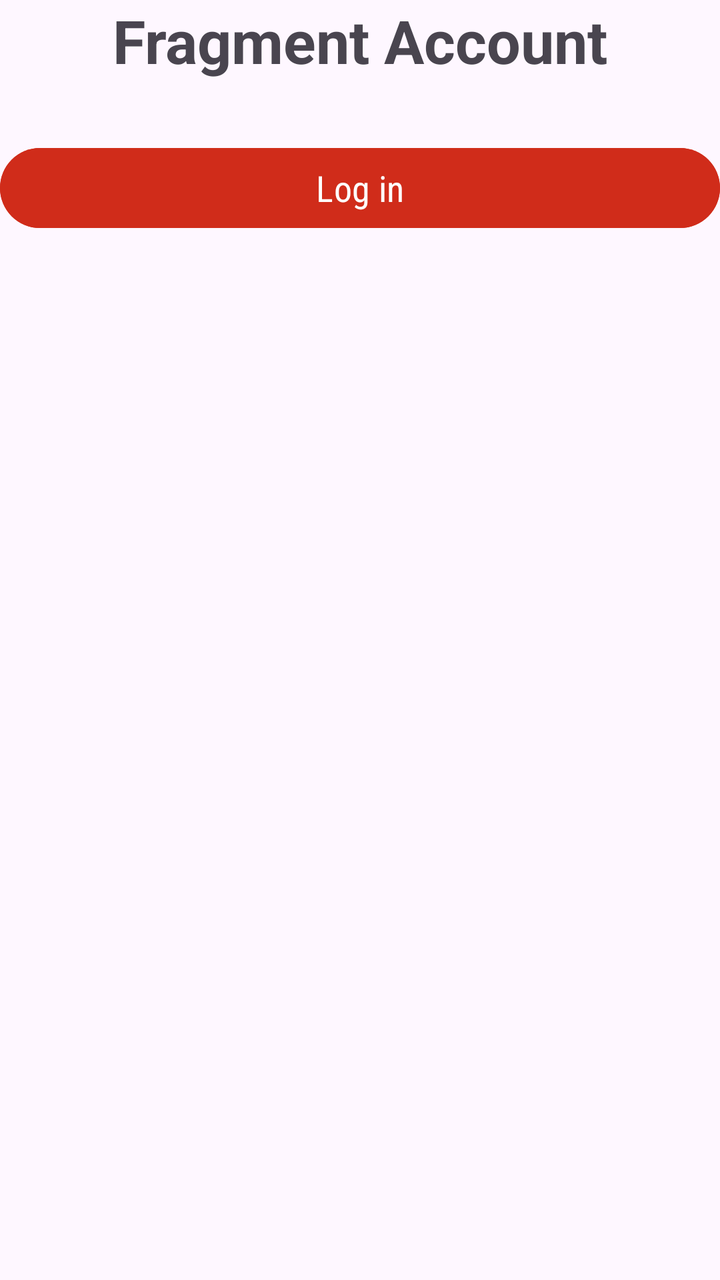
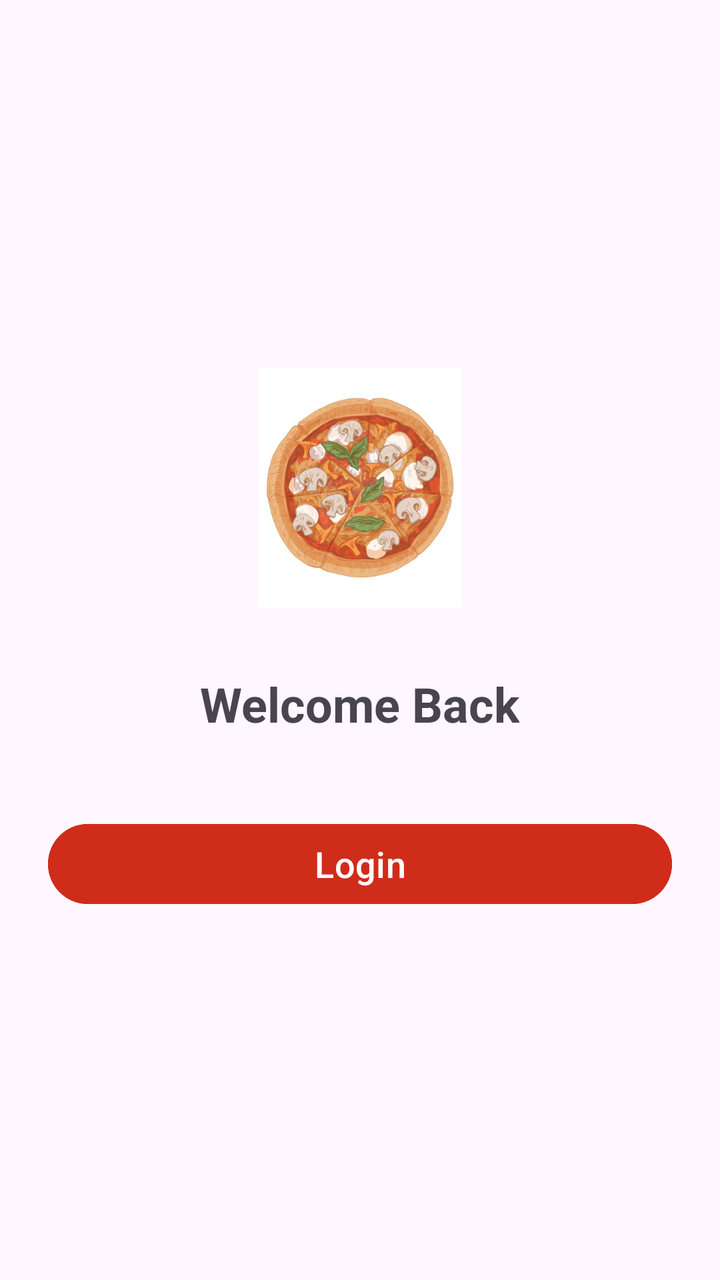

Two renders of the same Android screen: before a commit and after it. Below are the layout's source before the change and the commit's diff.
<!-- AndroidManifest.xml: application theme Theme.PizzaApp3373 -->
<!-- res/layout/fragment_account.xml -->
<?xml version="1.0" encoding="utf-8"?>
<FrameLayout xmlns:android="http://schemas.android.com/apk/res/android"
    xmlns:tools="http://schemas.android.com/tools"
    android:layout_width="match_parent"
    android:layout_height="match_parent"
    tools:context=".AccountActivity">

    

    <TextView
        android:layout_width="match_parent"
        android:layout_height="match_parent"
        android:text="Fragment Account"
        android:textSize="30dp"
        android:textStyle="bold"
        android:textAlignment="center"/>

    <Button
        android:id="@+id/buttonSave"
        android:layout_width="match_parent"
        android:layout_height="wrap_content"
        android:layout_marginTop="70dp"
        android:backgroundTint="@color/red"
        android:fontFamily="sans-serif-condensed"
        android:text="Log in"
        android:textSize="18dp" />
</FrameLayout>
<!-- resources referenced by this layout -->
<resources>
  <color name="red">#D02C1A</color>
  <style name="Theme.PizzaApp3373" parent="Base.Theme.PizzaApp3373" />
  <style name="Base.Theme.PizzaApp3373" parent="Theme.Material3.DayNight.NoActionBar">
          
          
      </style>
</resources>

<!-- the commit's change to res/layout/fragment_account.xml (unified diff, before → after) -->
@@ -3,25 +3,45 @@
     xmlns:tools="http://schemas.android.com/tools"
     android:layout_width="match_parent"
     android:layout_height="match_parent"
-    tools:context=".AccountActivity">
+    android:padding="24dp"
+    tools:context=".LoginActivity">
 
     
-
-    <TextView
-        android:layout_width="match_parent"
-        android:layout_height="match_parent"
-        android:text="Fragment Account"
-        android:textSize="30dp"
-        android:textStyle="bold"
-        android:textAlignment="center"/>
-
-    <Button
-        android:id="@+id/buttonSave"
+    <LinearLayout
         android:layout_width="match_parent"
         android:layout_height="wrap_content"
-        android:layout_marginTop="70dp"
-        android:backgroundTint="@color/red"
-        android:fontFamily="sans-serif-condensed"
-        android:text="Log in"
-        android:textSize="18dp" />
+        android:layout_gravity="center"
+        android:orientation="vertical"
+        android:gravity="center">
+
+        
+        <ImageView
+            android:layout_width="120dp"
+            android:layout_height="120dp"
+            android:layout_marginBottom="32dp"
+            android:src="@drawable/logo_pizza"
+            android:contentDescription="App Logo"
+            android:scaleType="fitCenter" />
+
+        
+        <TextView
+            android:layout_width="wrap_content"
+            android:layout_height="wrap_content"
+            android:text="Welcome Back"
+            android:textSize="24sp"
+            android:textStyle="bold"
+            android:layout_marginBottom="40dp" />
+
+        
+        <Button
+            android:id="@+id/buttonLogin"
+            android:layout_width="match_parent"
+            android:layout_height="wrap_content"
+            android:text="Login"
+            android:textSize="18sp"
+            android:backgroundTint="@color/red"
+            android:textColor="@android:color/white" />
+
+    </LinearLayout>
+
 </FrameLayout>
<!-- resource entries referenced after the edit -->
@@ -1,6 +1,7 @@
 <!-- resources referenced by this layout -->
 <resources>
   <color name="red">#D02C1A</color>
+  <!-- drawable logo_pizza: png bitmap (drawable, 214813 bytes) -->
   <style name="Theme.PizzaApp3373" parent="Base.Theme.PizzaApp3373" />
   <style name="Base.Theme.PizzaApp3373" parent="Theme.Material3.DayNight.NoActionBar">
           
